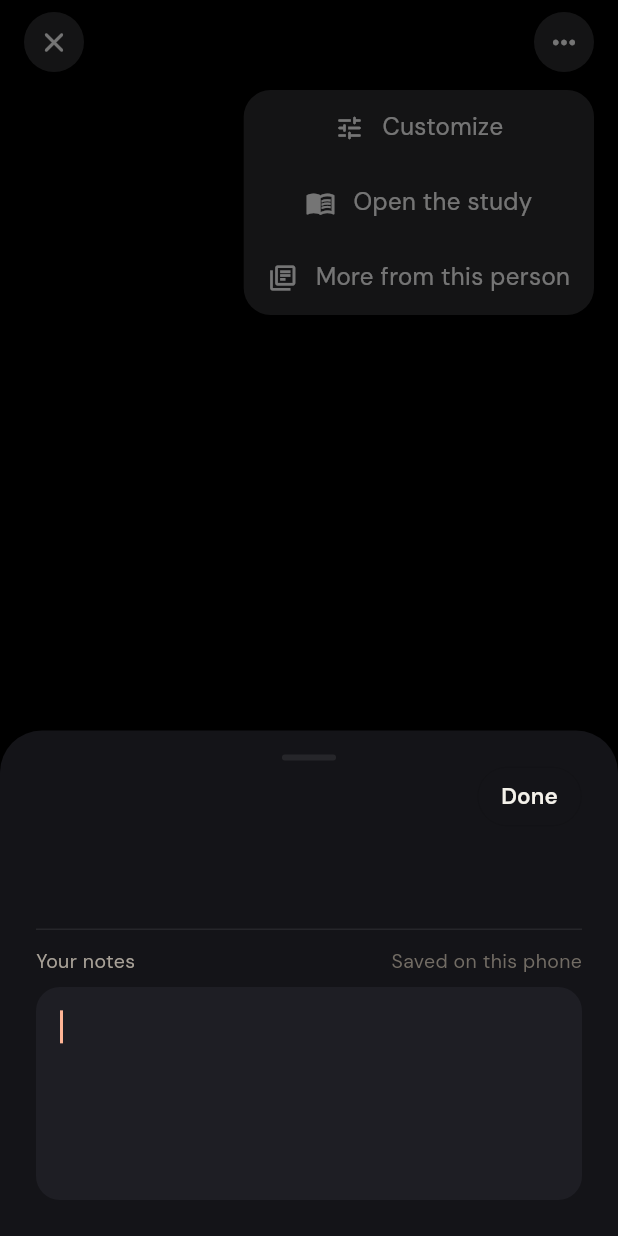
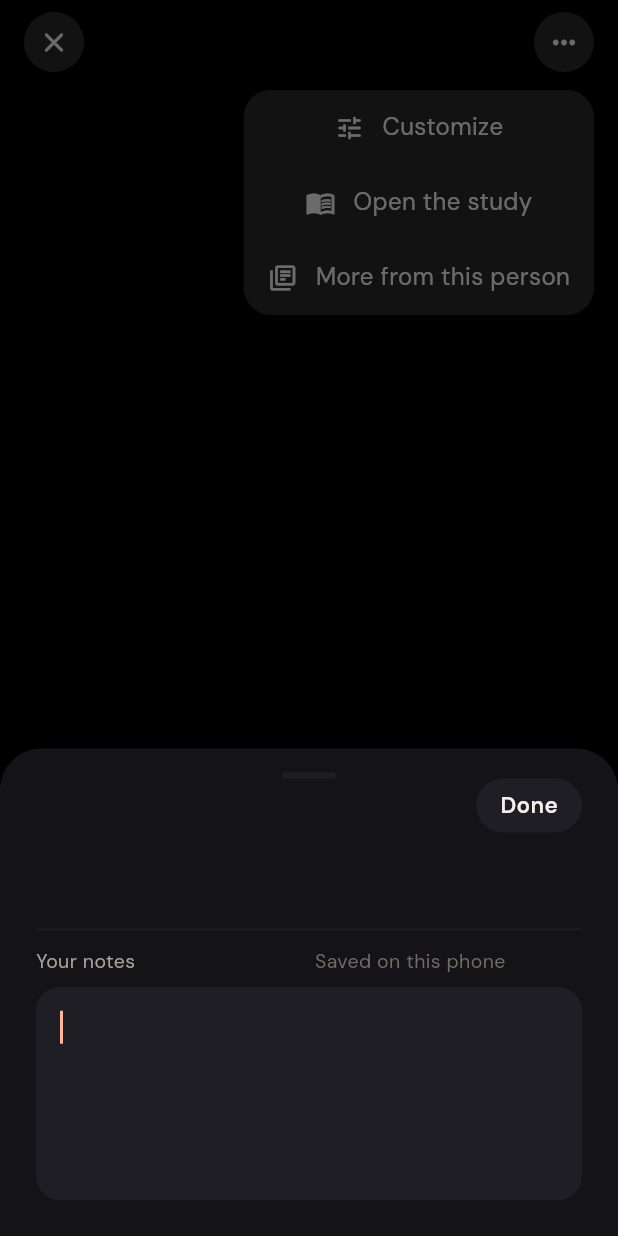
Before and after one commit to zamasshange/motiscroll, a Flutter app: the LineScreen screen opened directly with empty values, after a tap on the "keyboard control" icon, after a tap on the "chat bubble outline" icon, on a phone screen of 412 x 824 dp. Run offline on Flutter 3.47's test engine with Material 3 defaults, Android fonts, the phone set to English and light mode, and no system bars; our stand-ins replace cached_network_image, cloud_firestore, cloud_functions, firebase_auth, firebase_core, firebase_crashlytics and 6 more; missing offline and left inert: firebase_app_check, home_widget, workmanager; accounts and stored records are empty; network calls fail; statements that could not run were skipped.

Commit message:
Close notes on Done without trapping the sheet, and drop the Android tint fringe.
Done now pops first, then saves. The notes row no longer overflows, which was painting the yellow stripe and eating the tap. Sheets also skip Material 3 surface tint so Android does not speckle the overlay.

Co-authored-by: Cursor <cursoragent@cursor.com>

```diff
--- a/lib/main.dart
+++ b/lib/main.dart
@@ -183,7 +183,7 @@ ThemeData _theme(Palette palette, Brightness brightness) {
       seedColor: palette.accent,
       brightness: brightness,
       surface: palette.bg,
-    ),
+    ).copyWith(surfaceTint: const Color(0x00000000)),
   );
   return base.copyWith(
     textTheme: base.textTheme.apply(
@@ -197,5 +197,17 @@ ThemeData _theme(Palette palette, Brightness brightness) {
       foregroundColor: palette.text,
       elevation: 0,
     ),
+    bottomSheetTheme: BottomSheetThemeData(
+      backgroundColor: palette.sheet,
+      surfaceTintColor: const Color(0x00000000),
+      elevation: 0,
+      modalElevation: 0,
+      clipBehavior: Clip.antiAlias,
+      shape: const RoundedRectangleBorder(
+        borderRadius: BorderRadius.vertical(
+          top: Radius.circular(kSheetRadius),
+        ),
+      ),
+    ),
   );
 }
--- a/lib/screens/notes_sheet.dart
+++ b/lib/screens/notes_sheet.dart
@@ -3,22 +3,73 @@ import 'package:flutter/material.dart';
 import '../data/models.dart';
 import '../state/app_state.dart';
 import '../theme/tokens.dart';
+import '../widgets/chrome.dart';
 
 void showNotes(BuildContext context, Item item) {
-  final state = AppScope.of(context);
-  final palette = state.palette;
-  final controller = TextEditingController(text: state.notes[item.id] ?? '');
+  final palette = AppScope.of(context).palette;
   showModalBottomSheet<void>(
     context: context,
     isScrollControlled: true,
+    useSafeArea: true,
     backgroundColor: palette.sheet,
+    barrierColor: palette.backdrop,
+    elevation: 0,
+    clipBehavior: Clip.antiAlias,
     shape: const RoundedRectangleBorder(
       borderRadius: BorderRadius.vertical(top: Radius.circular(kSheetRadius)),
     ),
-    builder: (context) {
-      final bottom = MediaQuery.viewInsetsOf(context).bottom;
-      return Padding(
-        padding: EdgeInsets.fromLTRB(24, 16, 24, 24 + bottom),
+    builder: (context) => _NotesSheet(
+      item: item,
+      initial: AppScope.of(context).notes[item.id] ?? '',
+    ),
+  );
+}
+
+class _NotesSheet extends StatefulWidget {
+  const _NotesSheet({required this.item, required this.initial});
+
+  final Item item;
+  final String initial;
+
+  @override
+  State<_NotesSheet> createState() => _NotesSheetState();
+}
+
+class _NotesSheetState extends State<_NotesSheet> {
+  late final TextEditingController _controller;
+  var _closing = false;
+
+  @override
+  void initState() {
+    super.initState();
+    _controller = TextEditingController(text: widget.initial);
+  }
+
+  @override
+  void dispose() {
+    _controller.dispose();
+    super.dispose();
+  }
+
+  void _done() {
+    if (_closing) return;
+    _closing = true;
+    final text = _controller.text;
+    final state = AppScope.of(context);
+    Navigator.of(context).pop();
+    state.setNote(widget.item.id, text);
+  }
+
+  @override
+  Widget build(BuildContext context) {
+    final palette = AppScope.of(context).palette;
+    final inset = MediaQuery.viewInsetsOf(context).bottom;
+    return Material(
+      color: palette.sheet,
+      surfaceTintColor: const Color(0x00000000),
+      elevation: 0,
+      child: Padding(
+        padding: EdgeInsets.fromLTRB(24, 16, 24, 24 + inset),
         child: Column(
           mainAxisSize: MainAxisSize.min,
           crossAxisAlignment: CrossAxisAlignment.start,
@@ -28,28 +79,24 @@ void showNotes(BuildContext context, Item item) {
                 width: 36,
                 height: 4,
                 decoration: BoxDecoration(
-                  color: palette.border,
+                  color: palette.cardAlt,
                   borderRadius: BorderRadius.circular(99),
                 ),
               ),
             ),
             Align(
               alignment: Alignment.centerRight,
-              child: TextButton(
-                onPressed: () {
-                  FocusManager.instance.primaryFocus?.unfocus();
-                  state.setNote(item.id, controller.text);
-                  Navigator.of(context).pop();
-                },
-                style: TextButton.styleFrom(
-                  foregroundColor: palette.text,
-                  shape: const StadiumBorder(
-                    side: BorderSide(color: Color(0x14000000)),
-                  ),
+              child: Pressable(
+                onPressed: _done,
+                semanticLabel: 'Done',
+                child: Container(
                   padding: const EdgeInsets.symmetric(
                     horizontal: 16,
                     vertical: 8,
                   ),
+                  decoration: BoxDecoration(
+                    color: palette.cardAlt,
+                    borderRadius: BorderRadius.circular(999),
                   ),
                   child: Text(
                     'Done',
@@ -57,41 +104,59 @@ void showNotes(BuildContext context, Item item) {
                   ),
                 ),
               ),
-            Text(
-              item.author,
+            ),
+            SizedBox(
+              width: double.infinity,
+              child: Text(
+                widget.item.author,
                 textAlign: TextAlign.center,
                 style: sans(palette, 18, weight: FontWeight.w700),
               ),
+            ),
             const SizedBox(height: 8),
-            Text(
-              item.text,
+            SizedBox(
+              width: double.infinity,
+              child: Text(
+                widget.item.text,
                 textAlign: TextAlign.center,
                 maxLines: 2,
                 overflow: TextOverflow.ellipsis,
                 style: sans(palette, 14, color: palette.textMuted),
               ),
+            ),
             const SizedBox(height: 12),
-            Divider(color: palette.border, height: 1),
+            Divider(color: palette.cardAlt, height: 1, thickness: 1),
             const SizedBox(height: 12),
             Row(
               children: [
-                Text(
+                Expanded(
+                  child: Text(
                     'Your notes',
+                    maxLines: 1,
+                    overflow: TextOverflow.ellipsis,
                     style: sans(palette, 13, color: palette.textMuted),
                   ),
-                const Spacer(),
-                Text(
+                ),
+                const SizedBox(width: 8),
+                Flexible(
+                  child: Text(
                     'Saved on this phone',
+                    maxLines: 1,
+                    overflow: TextOverflow.ellipsis,
+                    textAlign: TextAlign.right,
                     style: sans(palette, 13, color: palette.textFaint),
+                  ),
                 ),
               ],
             ),
             const SizedBox(height: 8),
             TextField(
-              controller: controller,
+              controller: _controller,
               autofocus: true,
               minLines: 5,
               maxLines: 8,
+              textInputAction: TextInputAction.done,
+              onSubmitted: (_) => _done(),
               style: sans(palette, 16),
               decoration: InputDecoration(
                 filled: true,
@@ -104,7 +169,7 @@ void showNotes(BuildContext context, Item item) {
             ),
           ],
         ),
+      ),
     );
-    },
-  ).whenComplete(controller.dispose);
   }
+}
```
Also changed, not shown: 1 other file. Lines whose indentation alone changed are shown as unchanged.
